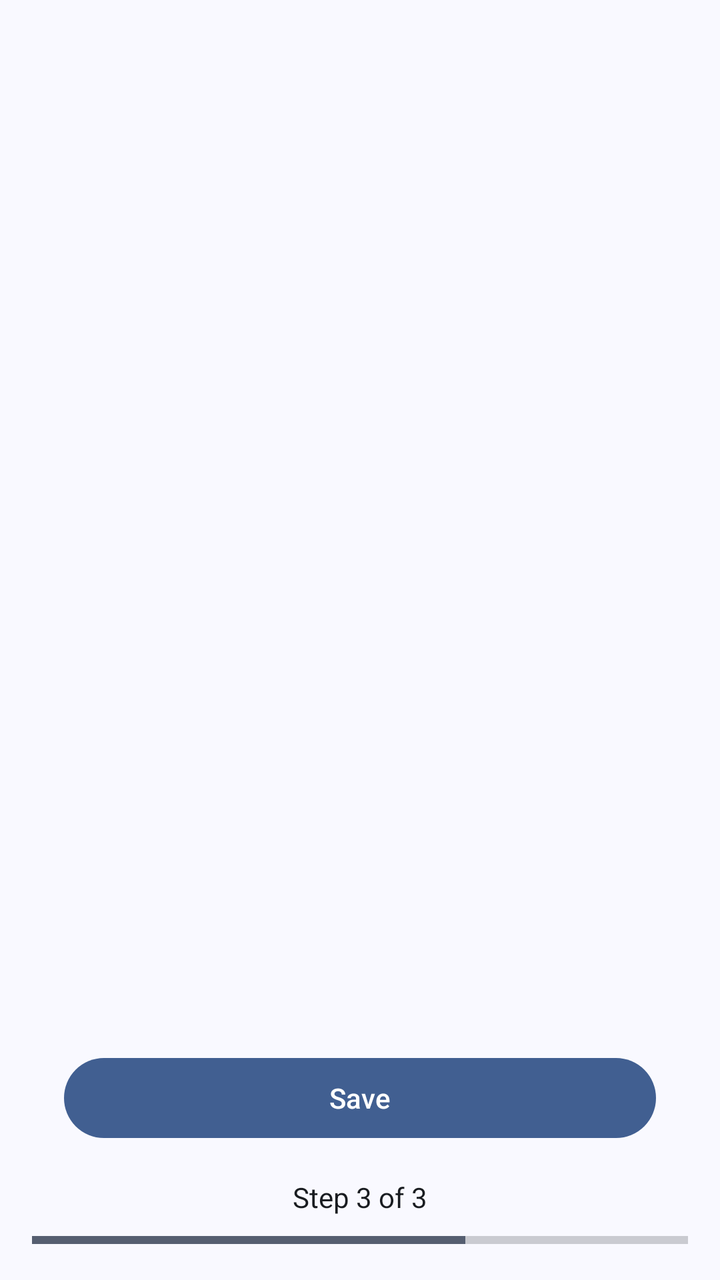
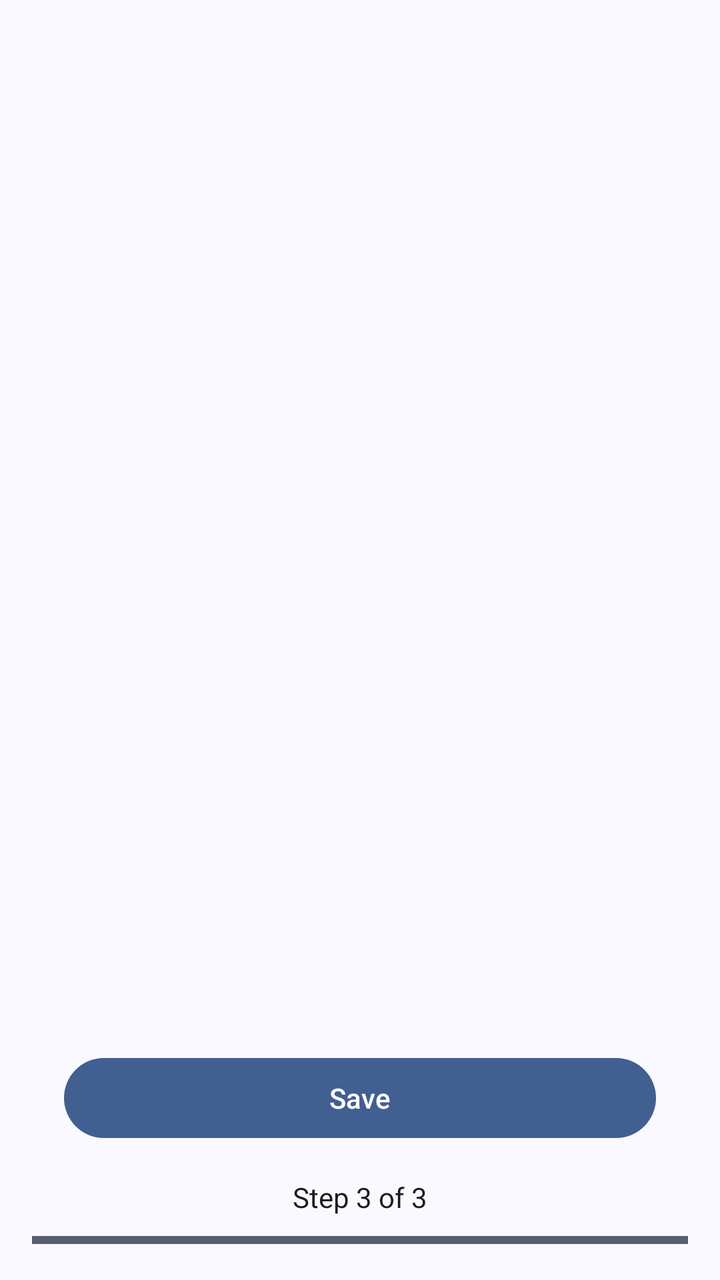

The first picture is an Android layout as it rendered before a commit; the second is the same layout after the commit. The layout source and the unified diff follow.
<!-- AndroidManifest.xml: application theme Theme.MobileHealthApplication -->
<!-- res/layout/fragment_add_medication_part3_schedule.xml -->
<?xml version="1.0" encoding="utf-8"?>
<LinearLayout
    xmlns:android="http://schemas.android.com/apk/res/android"
    xmlns:app="http://schemas.android.com/apk/res-auto"
    android:layout_width="match_parent"
    android:layout_height="match_parent"
    android:orientation="vertical"
    android:background="?attr/colorSurface">

    
    <ScrollView
        android:layout_width="match_parent"
        android:layout_height="0dp"
        android:layout_weight="1"
        android:contentDescription="@string/schedule_your_medication"
        android:fillViewport="true">

        <LinearLayout
            android:layout_width="match_parent"
            android:layout_height="wrap_content"
            android:orientation="vertical"
            android:padding="16dp">

            
            <LinearLayout
                android:id="@+id/dailyScheduleContainer"
                android:layout_width="match_parent"
                android:layout_height="wrap_content"
                android:orientation="vertical"
                android:visibility="gone">

                <com.google.android.material.textfield.TextInputLayout
                    style="@style/Widget.Material3.TextInputLayout.OutlinedBox"
                    android:layout_width="match_parent"
                    android:layout_height="wrap_content"
                    android:layout_marginTop="16dp"
                    android:hint="@string/time">

                    <com.google.android.material.textfield.TextInputEditText
                        android:id="@+id/dailyTimeInput"
                        android:layout_width="match_parent"
                        android:layout_height="wrap_content"
                        android:focusable="false"
                        android:inputType="none" />
                </com.google.android.material.textfield.TextInputLayout>

                <com.google.android.material.switchmaterial.SwitchMaterial
                    android:id="@+id/withFoodSwitch"
                    android:layout_width="match_parent"
                    android:layout_height="wrap_content"
                    android:layout_marginTop="16dp"
                    android:text="@string/take_with_food" />
            </LinearLayout>



            <LinearLayout
                android:id="@+id/twiceDailyScheduleContainer"
                android:layout_width="match_parent"
                android:layout_height="wrap_content"
                android:orientation="vertical"
                android:visibility="gone"
                >

                <com.google.android.material.textview.MaterialTextView
                    android:id="@+id/first_time_intake"
                    android:layout_width="wrap_content"
                    android:layout_height="wrap_content"
                    android:text="First intake"
                    android:textColor="?attr/colorOnSurface"
                    android:textStyle="bold"
                    />

                <com.google.android.material.textfield.TextInputLayout
                    style="@style/Widget.Material3.TextInputLayout.OutlinedBox"
                    android:layout_width="match_parent"
                    android:layout_height="wrap_content"
                    android:layout_marginTop="16dp"
                    android:hint="@string/time">

                    <com.google.android.material.textfield.TextInputEditText
                        android:id="@+id/firstTimeInput"
                        android:layout_width="match_parent"
                        android:layout_height="wrap_content"
                        android:focusable="false"
                        android:inputType="none" />
                </com.google.android.material.textfield.TextInputLayout>

                <com.google.android.material.textview.MaterialTextView
                    android:id="@+id/second_time_intake"
                    android:layout_width="wrap_content"
                    android:layout_height="wrap_content"
                    android:text="Second intake"
                    android:textColor="?attr/colorOnSurface"
                    android:textStyle="bold"
                    />

                <com.google.android.material.textfield.TextInputLayout
                    style="@style/Widget.Material3.TextInputLayout.OutlinedBox"
                    android:layout_width="match_parent"
                    android:layout_height="wrap_content"
                    android:layout_marginTop="16dp"
                    android:hint="@string/time">

                    <com.google.android.material.textfield.TextInputEditText
                        android:id="@+id/secondTimeInput"
                        android:layout_width="match_parent"
                        android:layout_height="wrap_content"
                        android:focusable="false"
                        android:inputType="none" />
                </com.google.android.material.textfield.TextInputLayout>

                <com.google.android.material.switchmaterial.SwitchMaterial
                    android:id="@+id/twiceDailyWithFoodSwitch"
                    android:layout_width="match_parent"
                    android:layout_height="wrap_content"
                    android:layout_marginTop="16dp"
                    android:text="@string/take_with_food" />
            </LinearLayout>





            
            <LinearLayout
                android:id="@+id/weeklyScheduleContainer"
                android:layout_width="match_parent"
                android:layout_height="wrap_content"
                android:orientation="vertical"
                android:visibility="gone">

                <TextView
                    android:layout_width="wrap_content"
                    android:layout_height="wrap_content"
                    android:layout_marginTop="16dp"
                    android:text="@string/select_days"
                    android:textStyle="bold" />

                <com.google.android.material.chip.ChipGroup
                    android:id="@+id/daysChipGroup"
                    android:layout_width="match_parent"
                    android:layout_height="wrap_content"
                    android:layout_marginTop="8dp"
                    app:singleSelection="false">

                    <com.google.android.material.chip.Chip
                        android:id="@+id/mondayChip"
                        style="@style/Widget.Material3.Chip.Filter"
                        android:layout_width="wrap_content"
                        android:layout_height="wrap_content"
                        android:text="@string/mon" />

                    <com.google.android.material.chip.Chip
                        android:id="@+id/tuesdayChip"
                        style="@style/Widget.Material3.Chip.Filter"
                        android:layout_width="wrap_content"
                        android:layout_height="wrap_content"
                        android:text="@string/tues" />

                    <com.google.android.material.chip.Chip
                        android:id="@+id/wednesdayChip"
                        style="@style/Widget.Material3.Chip.Filter"
                        android:layout_width="wrap_content"
                        android:layout_height="wrap_content"
                        android:text="@string/wed" />

                    <com.google.android.material.chip.Chip
                        android:id="@+id/thursdayChip"
                        style="@style/Widget.Material3.Chip.Filter"
                        android:layout_width="wrap_content"
                        android:layout_height="wrap_content"
                        android:text="@string/thurs" />

                    <com.google.android.material.chip.Chip
                        android:id="@+id/fridayChip"
                        style="@style/Widget.Material3.Chip.Filter"
                        android:layout_width="wrap_content"
                        android:layout_height="wrap_content"
                        android:text="@string/fri" />

                    <com.google.android.material.chip.Chip
                        android:id="@+id/saturdayChip"
                        style="@style/Widget.Material3.Chip.Filter"
                        android:layout_width="wrap_content"
                        android:layout_height="wrap_content"
                        android:text="@string/sat" />

                    <com.google.android.material.chip.Chip
                        android:id="@+id/sundayChip"
                        style="@style/Widget.Material3.Chip.Filter"
                        android:layout_width="wrap_content"
                        android:layout_height="wrap_content"
                        android:text="@string/sun" />
                </com.google.android.material.chip.ChipGroup>

                <com.google.android.material.textfield.TextInputLayout
                    style="@style/Widget.Material3.TextInputLayout.OutlinedBox"
                    android:layout_width="match_parent"
                    android:layout_height="wrap_content"
                    android:layout_marginTop="16dp"
                    android:hint="@string/time">

                    <com.google.android.material.textfield.TextInputEditText
                        android:id="@+id/weeklyTimeInput"
                        android:layout_width="match_parent"
                        android:layout_height="wrap_content"
                        android:focusable="false"
                        android:inputType="none" />
                </com.google.android.material.textfield.TextInputLayout>
            </LinearLayout>

            
            <LinearLayout
                android:id="@+id/cyclicScheduleContainer"
                android:layout_width="match_parent"
                android:layout_height="wrap_content"
                android:orientation="vertical"
                android:visibility="gone">

                <com.google.android.material.textfield.TextInputLayout
                    style="@style/Widget.Material3.TextInputLayout.OutlinedBox"
                    android:layout_width="match_parent"
                    android:layout_height="wrap_content"
                    android:layout_marginTop="16dp"
                    android:hint="@string/days_to_take_medication">

                    <com.google.android.material.textfield.TextInputEditText
                        android:id="@+id/intakeDaysInput"
                        android:layout_width="match_parent"
                        android:layout_height="wrap_content"
                        android:inputType="number" />
                </com.google.android.material.textfield.TextInputLayout>

                <com.google.android.material.textfield.TextInputLayout
                    style="@style/Widget.Material3.TextInputLayout.OutlinedBox"
                    android:layout_width="match_parent"
                    android:layout_height="wrap_content"
                    android:layout_marginTop="16dp"
                    android:hint="@string/days_to_pause">

                    <com.google.android.material.textfield.TextInputEditText
                        android:id="@+id/pauseDaysInput"
                        android:layout_width="match_parent"
                        android:layout_height="wrap_content"
                        android:inputType="number" />
                </com.google.android.material.textfield.TextInputLayout>

                <com.google.android.material.textfield.TextInputLayout
                    style="@style/Widget.Material3.TextInputLayout.OutlinedBox"
                    android:layout_width="match_parent"
                    android:layout_height="wrap_content"
                    android:layout_marginTop="16dp"
                    android:hint="@string/time">

                    <com.google.android.material.textfield.TextInputEditText
                        android:id="@+id/cyclicTimeInput"
                        android:layout_width="match_parent"
                        android:layout_height="wrap_content"
                        android:focusable="false"
                        android:inputType="none" />
                </com.google.android.material.textfield.TextInputLayout>
            </LinearLayout>

            
            <LinearLayout
                android:id="@+id/onDemandContainer"
                android:layout_width="match_parent"
                android:layout_height="wrap_content"
                android:orientation="vertical"
                android:visibility="gone">

                <com.google.android.material.textfield.TextInputLayout
                    style="@style/Widget.Material3.TextInputLayout.OutlinedBox"
                    android:layout_width="match_parent"
                    android:layout_height="wrap_content"
                    android:layout_marginTop="16dp"
                    android:hint="@string/maximum_doses_per_day_optional">

                    <com.google.android.material.textfield.TextInputEditText
                        android:id="@+id/maxDosesInput"
                        android:layout_width="match_parent"
                        android:layout_height="wrap_content"
                        android:inputType="number" />
                </com.google.android.material.textfield.TextInputLayout>

                <com.google.android.material.textfield.TextInputLayout
                    style="@style/Widget.Material3.TextInputLayout.OutlinedBox"
                    android:layout_width="match_parent"
                    android:layout_height="wrap_content"
                    android:layout_marginTop="16dp"
                    android:hint="@string/minimum_hours_between_doses_optional">

                    <com.google.android.material.textfield.TextInputEditText
                        android:id="@+id/minHoursBetweenInput"
                        android:layout_width="match_parent"
                        android:layout_height="wrap_content"
                        android:inputType="number" />
                </com.google.android.material.textfield.TextInputLayout>
            </LinearLayout>

        </LinearLayout>
    </ScrollView>

    
    <LinearLayout
        android:layout_width="match_parent"
        android:layout_height="wrap_content"
        android:orientation="vertical"
        android:padding="16dp">

        <com.google.android.material.button.MaterialButton
            android:id="@+id/saveButton"
            android:layout_width="match_parent"
            android:layout_height="wrap_content"
            android:layout_gravity="center"
            android:text="@string/save"
            android:layout_marginTop="24dp"
            android:layout_marginHorizontal="16dp"
            android:layout_marginBottom="16dp"
            />

        <TextView
            android:id="@+id/stepText"
            android:layout_width="wrap_content"
            android:layout_height="wrap_content"
            android:text="@string/step_3_of_3"
            android:textColor="?attr/colorOnSurface"
            android:layout_gravity="center"
            android:layout_marginBottom="8dp"/>

        <ProgressBar
            android:id="@+id/registrationProgress"
            style="@android:style/Widget.Material.ProgressBar.Horizontal"
            android:layout_width="match_parent"
            android:layout_height="8dp"
            android:progress="66"
            android:max="100"/>

    </LinearLayout>

</LinearLayout>
<!-- resources referenced by this layout -->
<resources>
  <string name="days_to_pause">Days to pause</string>
  <string name="days_to_take_medication">Days to take medication</string>
  <string name="fri">Fri</string>
  <string name="maximum_doses_per_day_optional">Maximum doses per day (optional)</string>
  <string name="minimum_hours_between_doses_optional">Minimum hours between doses (optional)</string>
  <string name="mon">Mon</string>
  <string name="sat">Sat</string>
  <string name="save">Save</string>
  <string name="schedule_your_medication">Schedule your medication</string>
  <string name="select_days">Select days</string>
  <string name="step_3_of_3">Step 3 of 3</string>
  <string name="sun">Sun</string>
  <string name="take_with_food">Take with food</string>
  <string name="thurs">Thurs</string>
  <string name="time">Time</string>
  <string name="tues">Tues</string>
  <string name="wed">Wed</string>
  <color name="md_theme_primary">#415F91</color>
  <color name="md_theme_onPrimary">#FFFFFF</color>
  <color name="md_theme_primaryContainer">#D6E3FF</color>
  <color name="md_theme_onPrimaryContainer">#001B3E</color>
  <color name="md_theme_primaryFixed">#D6E3FF</color>
  <color name="md_theme_onPrimaryFixed">#001B3E</color>
  <color name="md_theme_primaryFixedDim">#AAC7FF</color>
  <color name="md_theme_onPrimaryFixedVariant">#284777</color>
  <color name="md_theme_secondary">#565F71</color>
  <color name="md_theme_onSecondary">#FFFFFF</color>
  <color name="md_theme_secondaryContainer">#DAE2F9</color>
  <color name="md_theme_onSecondaryContainer">#131C2B</color>
  <color name="md_theme_secondaryFixed">#DAE2F9</color>
  <color name="md_theme_onSecondaryFixed">#131C2B</color>
  <color name="md_theme_secondaryFixedDim">#BEC6DC</color>
  <color name="md_theme_onSecondaryFixedVariant">#3E4759</color>
  <color name="md_theme_tertiary">#705575</color>
  <color name="md_theme_onTertiary">#FFFFFF</color>
  <color name="md_theme_tertiaryContainer">#FAD8FD</color>
  <color name="md_theme_onTertiaryContainer">#28132E</color>
  <color name="md_theme_tertiaryFixed">#FAD8FD</color>
  <color name="md_theme_onTertiaryFixed">#28132E</color>
  <color name="md_theme_tertiaryFixedDim">#DDBCE0</color>
  <color name="md_theme_onTertiaryFixedVariant">#573E5C</color>
  <color name="md_theme_error">#BA1A1A</color>
  <color name="md_theme_onError">#FFFFFF</color>
  <color name="md_theme_errorContainer">#FFDAD6</color>
  <color name="md_theme_onErrorContainer">#410002</color>
  <style name="ThemeOverlay.App.BottomSheetDialog" parent="ThemeOverlay.Material3.BottomSheetDialog">
          <item name="android:navigationBarColor">@color/md_theme_background</item>
      </style>
  <color name="md_theme_background">#F9F9FF</color>
  <color name="md_theme_onBackground">#191C20</color>
  <color name="md_theme_surface">#F9F9FF</color>
  <color name="md_theme_onSurface">#191C20</color>
  <color name="md_theme_surfaceVariant">#E0E2EC</color>
  <color name="md_theme_onSurfaceVariant">#44474E</color>
  <color name="md_theme_surfaceContainerLowest">#FFFFFF</color>
  <color name="md_theme_surfaceContainerLow">#F3F3FA</color>
  <color name="md_theme_surfaceContainer">#EDEDF4</color>
  <color name="md_theme_surfaceContainerHigh">#E7E8EE</color>
  <color name="md_theme_surfaceContainerHighest">#E2E2E9</color>
  <color name="md_theme_outline">#74777F</color>
  <color name="md_theme_outlineVariant">#C4C6D0</color>
  <color name="md_theme_surfaceBright">#F9F9FF</color>
  <color name="md_theme_surfaceDim">#D9D9E0</color>
  <style name="Widget.App.Snackbar" parent="Widget.Material3.Snackbar">
          <item name="backgroundTint">?attr/colorSurface</item>
      </style>
  <style name="Widget.App.Snackbar.TextView" parent="Widget.Material3.Snackbar.TextView">
          <item name="android:textColor">?attr/colorOnSurface</item>
      </style>
  <color name="current_app_background_dark">#191c20</color>
  <!-- unchanged entries left out for length: 7 -->
</resources>

<!-- the commit's change to res/layout/fragment_add_medication_part3_schedule.xml (unified diff, before → after) -->
@@ -334,7 +334,7 @@
             style="@android:style/Widget.Material.ProgressBar.Horizontal"
             android:layout_width="match_parent"
             android:layout_height="8dp"
-            android:progress="66"
+            android:progress="100"
             android:max="100"/>
 
     </LinearLayout>
